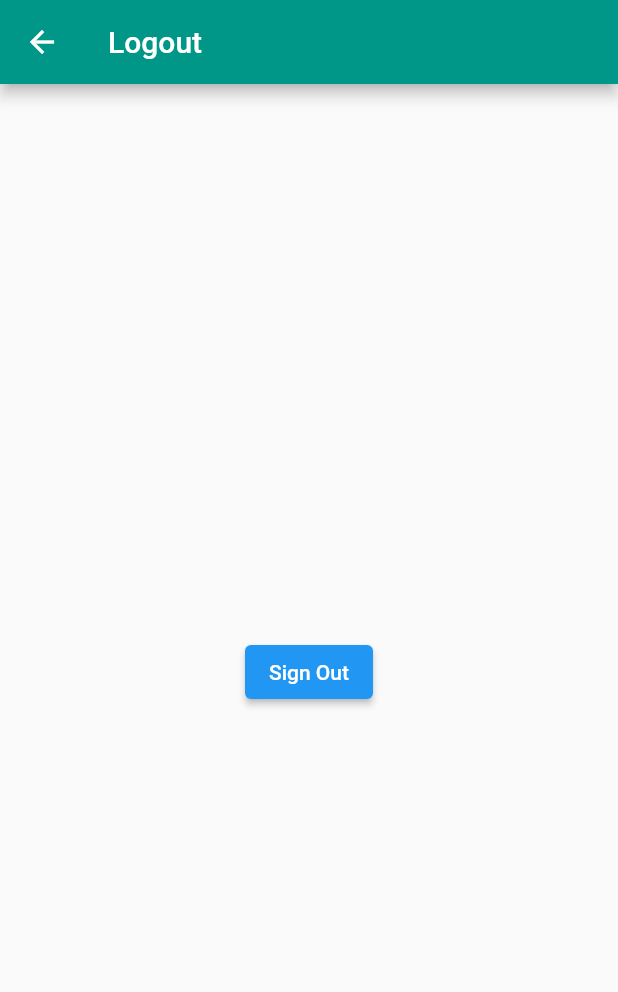
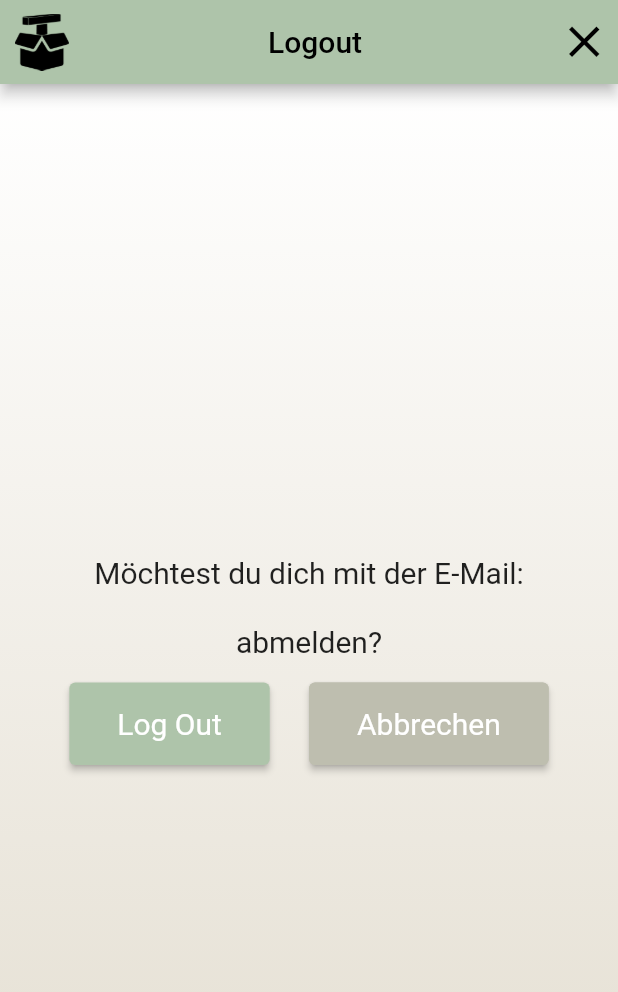
Before and after one commit to tenbuschs/tenki, a Flutter app: the LogoutPage screen opened directly, on a phone screen of 412 x 824 dp. Shown: the top 992 px of the screen. Run offline on Flutter 3.47's test engine with Material 2 defaults, Android fonts, the phone set to English and light mode, and no system bars; our stand-ins replace camera, cloud_firestore, firebase_auth, firebase_core; missing offline and left inert: flutter_barcode_scanner; accounts and stored records are empty; network calls fail.

Commit message:
implement login und logout page design, minor changes

```diff
--- a/lib/about_tenki_page.dart
+++ b/lib/about_tenki_page.dart
@@ -12,7 +12,7 @@ class _AboutTenkiState extends State<AboutTenki> {
   @override
   Widget build(BuildContext context) {
     return Scaffold(
-        appBar: AppBars.dropdownAppBar("About TENKI", context),
+        appBar: AppBars.dropdownAppBar("Über TENKI", context),
         body: const Center(child: Text("Hier bald Infos über TENKI..."))
     );
 
--- a/lib/logout_page.dart
+++ b/lib/logout_page.dart
@@ -1,34 +1,72 @@
+import 'package:flutter/material.dart';
 import 'package:firebase_auth/firebase_auth.dart';
-import 'package:flutter/material.dart';
 import 'package:tenki/auth.dart';
+import 'tenki_material/appbars.dart';
+import 'tenki_material/tenki_colors.dart';
 
-
-class LogoutPage extends StatelessWidget{
+class LogoutPage extends StatelessWidget {
   LogoutPage({Key? key}) : super(key: key);
 
-  final User? user =Auth().currentUser;
+  final User? user = Auth().currentUser;
 
-  Future<void> signOut()async{
+  Future<void> signOut(BuildContext context) async {
     await Auth().signOut();
+    Navigator.of(context).pop();
   }
 
-  Widget _userUid(){
-    return Text(user?.email ?? 'Ueser email');
-  }
-  Widget _signOutButton(){
-    return ElevatedButton(
-        onPressed: signOut,
-        child: const Text('Sign Out')
+  Widget _confirmationMessage() {
+    return Text(
+      'Möchtest du dich mit der E-Mail: \n${user?.email} \nabmelden?',
+      style: TextStyle(fontSize: 20),
+      textAlign: TextAlign.center,
     );
   }
+
+  Widget _signOutButton(BuildContext context) {
+    return ElevatedButton(
+      onPressed: () => signOut(context),
+      child: const Text('Log Out'),
+      style: ElevatedButton.styleFrom(
+        backgroundColor: TenkiColor2(),
+        padding: const EdgeInsets.symmetric(horizontal: 32, vertical: 16),
+        textStyle: TextStyle(
+          fontSize: 20,
+          color: TenkiColor1(),
+        ),
+      ),
+    );
+  }
+
+  Widget _abortButton(BuildContext context) {
+    return ElevatedButton(
+      onPressed: () => Navigator.of(context).pop(),
+      child: const Text('Abbrechen'),
+      style: ElevatedButton.styleFrom(
+        backgroundColor: TenkiColor4(),
+        side: BorderSide(color: TenkiColor4()),
+        padding: const EdgeInsets.symmetric(horizontal: 32, vertical: 16),
+        textStyle: TextStyle(
+          color: TenkiColor5(),
+          fontSize: 20,
+        ),
+      ),
+    );
+  }
+
   @override
   Widget build(BuildContext context) {
     return Scaffold(
-      appBar: AppBar(
-        title: const Text("Logout"),
-        backgroundColor: Colors.teal,
+      appBar: AppBars.dropdownAppBar("Logout", context),
+      body: Container(
+        decoration: BoxDecoration(
+          gradient: LinearGradient(
+            colors: [Color(0xFFE2DCCE), Color(0xFFFFFFFF)],
+            begin: Alignment.bottomCenter,
+            end: Alignment.topCenter,
+            tileMode: TileMode.clamp,
           ),
-      body: Container(
+        ),
+        child: Container(
           height: double.infinity,
           width: double.infinity,
           padding: const EdgeInsets.all(20),
@@ -36,9 +74,17 @@ class LogoutPage extends StatelessWidget{
             crossAxisAlignment: CrossAxisAlignment.center,
             mainAxisAlignment: MainAxisAlignment.center,
             children: <Widget>[
-            _userUid(),
-            _signOutButton(),
+              _confirmationMessage(),
+              const SizedBox(height: 16),
+              Row(
+                mainAxisAlignment: MainAxisAlignment.spaceEvenly,
+                children: [
+                  _signOutButton(context),
+                  _abortButton(context),
                 ],
+              ),
+            ],
+          ),
         ),
       ),
     );
```
Also changed, not shown: lib/login_register_page.dart (+224 -108 lines), lib/tenki_material/appbars.dart (+35 -16 lines), pubspec.lock, 1 other file. Lines whose indentation alone changed are shown as unchanged.
